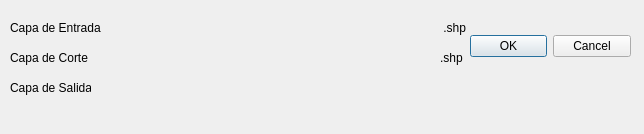
Qt form proceshidric_dialog_base.ui (Isabela-F/Examen-3-Isabel-Fuentes) before a commit.
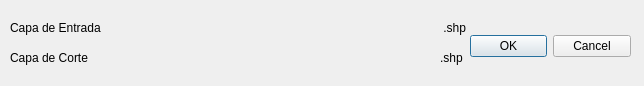
The same form after that commit. Custom widgets are drawn as their Qt base class.

What changed in the file:
```diff
--- a/proceshidric_dialog_base.ui
+++ b/proceshidric_dialog_base.ui
@@ -7,7 +7,7 @@
     <x>0</x>
     <y>0</y>
     <width>644</width>
-    <height>134</height>
+    <height>86</height>
    </rect>
   </property>
   <property name="windowTitle">
@@ -107,32 +107,6 @@
     <string>.shp</string>
    </property>
   </widget>
-  <widget class="QLabel" name="labe3">
-   <property name="geometry">
-    <rect>
-     <x>10</x>
-     <y>80</y>
-     <width>81</width>
-     <height>16</height>
-    </rect>
-   </property>
-   <property name="text">
-    <string>Capa de Salida</string>
-   </property>
-  </widget>
-  <widget class="QgsFileWidget" name="capasalida">
-   <property name="geometry">
-    <rect>
-     <x>110</x>
-     <y>80</y>
-     <width>331</width>
-     <height>27</height>
-    </rect>
-   </property>
-   <property name="storageMode">
-    <enum>QgsFileWidget::SaveFile</enum>
-   </property>
-  </widget>
  </widget>
  <customwidgets>
   <customwidget>
```
